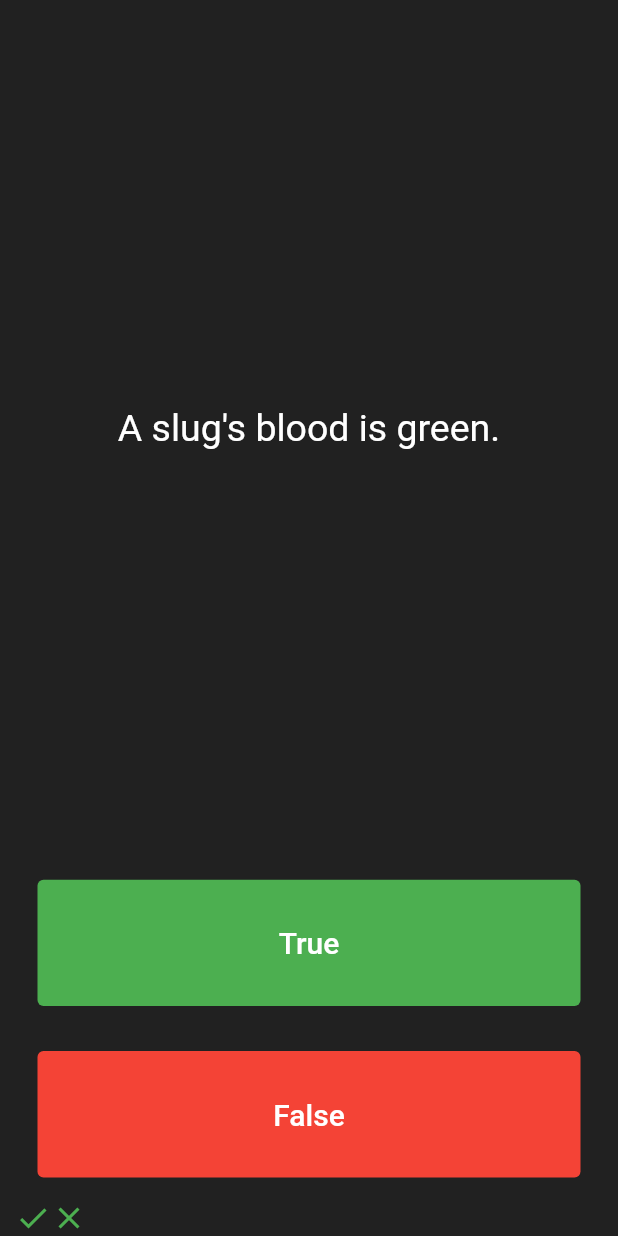
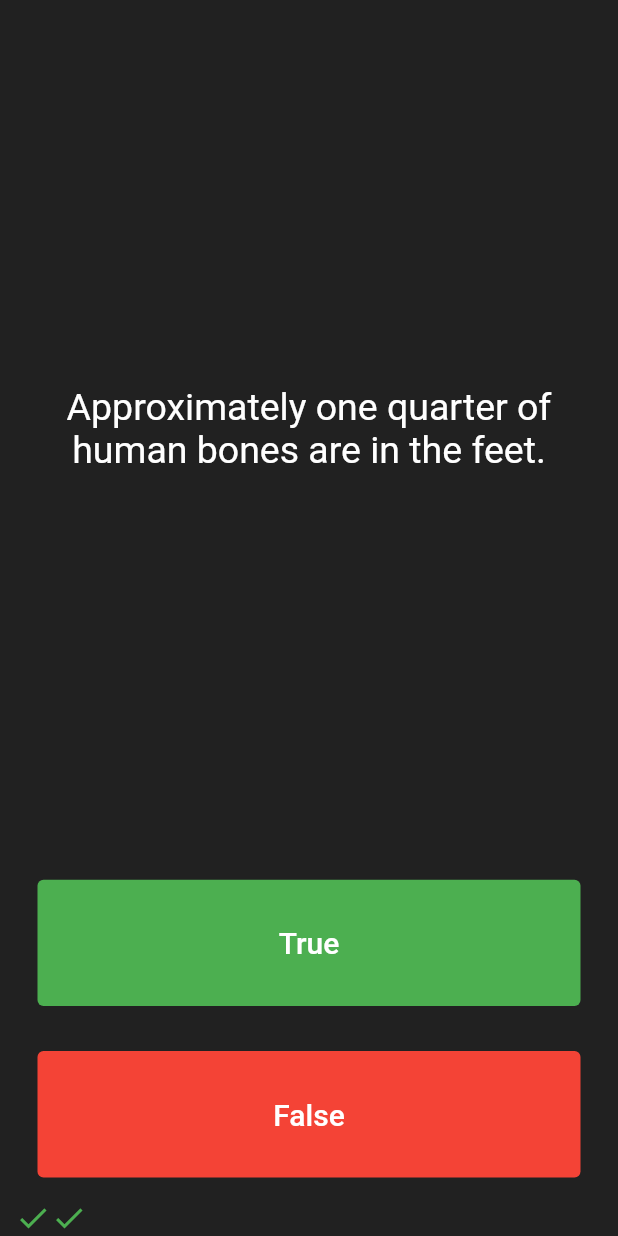
Before and after one commit to fitrahRahmadhani/BelajarFlutter, a Flutter app: the screen it shows after launch, after a tap on "True", after a tap on "False", on a phone screen of 412 x 824 dp. Run offline on Flutter 3.47's test engine with Material 2 defaults, Android fonts, the phone set to English and light mode, and no system bars; our stand-ins replace audioplayers, rflutter_alert.

Commit message:
quizzler_flutter

```diff
--- a/quizzler/lib/main.dart
+++ b/quizzler/lib/main.dart
@@ -1,4 +1,8 @@
 import 'package:flutter/material.dart';
+import 'package:rflutter_alert/rflutter_alert.dart';
+import 'quiz_brain.dart';
+
+QuizBrain quizBrain = new QuizBrain();
 
 void main() {
   runApp(Quizzler());
@@ -28,12 +32,51 @@
 
 class _QuizPageState extends State<QuizPage> {
   List<Widget> scoreKeeper = [];
-  List<String> question = [
-    'You can lead a cow down stairs but not up stairs.',
-    'Approximately one quarter of human bones are in the feet.',
-    'A slug\'s blood is green.',
-  ];
-  int index = 0;
+
+  void checkAnswer(bool userPickedAnswer) {
+    bool? correctAnswer = quizBrain.getQuestionAnswer();
+
+    setState(() {
+      if (userPickedAnswer == correctAnswer) {
+        scoreKeeper.add(Icon(
+          Icons.check,
+          color: Colors.green,
+        ));
+      } else {
+        scoreKeeper.add(Icon(
+          Icons.close,
+          color: Colors.red,
+        ));
+      }
+      checkQuestionLength();
+    });
+  }
+
+  void checkQuestionLength(){
+    bool? isEnd = quizBrain.nextQuestion();
+    if(isEnd == true){
+      Alert(
+      context: context,
+      type: AlertType.warning,
+      title: "PERTANYAAN HABIS",
+      desc: "Klik Restart untuk mulai dari awal",
+      buttons: [
+        DialogButton(
+          child: Text(
+            "Restart",
+            style: TextStyle(color: Colors.white, fontSize: 20),
+          ),
+          onPressed: () {
+            Navigator.pop(context);
+            },
+          width: 120,
+        )
+      ],
+    ).show();
+      scoreKeeper.clear();
+    }
+  }
+
   @override
   Widget build(BuildContext context) {
     return Column(
@@ -46,7 +89,7 @@
             padding: EdgeInsets.all(10.0),
             child: Center(
               child: Text(
-                question[index],
+                quizBrain.getQuestionText(),
                 textAlign: TextAlign.center,
                 style: TextStyle(
                   fontSize: 25.0,
@@ -71,15 +114,7 @@
                 ),
               ),
               onPressed: () {
-                setState(() {
-                  scoreKeeper.add(
-                    Icon(
-                      Icons.check,
-                      color: Colors.green,
-                    )
-                  );
-                  index++;
-                });
+                checkAnswer(true);
               },
             ),
           ),
@@ -99,22 +134,12 @@
                 ),
               ),
               onPressed: () {
-                setState(() {
-                  scoreKeeper.add(
-                    Icon(
-                      Icons.close,
-                      color: Colors.green,
-                    )
-                  );
-                  index++;
-                });
+                checkAnswer(false);
               },
             ),
           ),
         ),
-        Row(
-          children: scoreKeeper
-        ),
+        Row(children: scoreKeeper),
       ],
     );
   }
--- /dev/null
+++ b/quizzler/lib/question.dart
@@ -0,0 +1,7 @@
+class Question {
+  String? questionText;
+  bool? answerQuestion;
+
+  Question(this.questionText, this.answerQuestion);
+
+}
--- /dev/null
+++ b/quizzler/lib/quiz_brain.dart
@@ -0,0 +1,55 @@
+import 'question.dart';
+
+class QuizBrain {
+
+  int _questionNumber = 0;
+
+  List<Question> _questionBank = [
+    Question('Some cats are actually allergic to humans', true),
+    Question('You can lead a cow down stairs but not up stairs.', false),
+    Question('Approximately one quarter of human bones are in the feet.', true),
+    Question('A slug\'s blood is green.', true),
+    Question('Buzz Aldrin\'s mother\'s maiden name was \"Moon\".', true),
+    Question('It is illegal to pee in the Ocean in Portugal.', true),
+    Question(
+        'No piece of square dry paper can be folded in half more than 7 times.',
+        false),
+    Question(
+        'In London, UK, if you happen to die in the House of Parliament, you are technically entitled to a state funeral, because the building is considered too sacred a place.',
+        true),
+    Question(
+        'The loudest sound produced by any animal is 188 decibels. That animal is the African Elephant.',
+        false),
+    Question(
+        'The total surface area of two human lungs is approximately 70 square metres.',
+        true),
+    Question('Google was originally called \"Backrub\".', true),
+    Question(
+        'Chocolate affects a dog\'s heart and nervous system; a few ounces are enough to kill a small dog.',
+        true),
+    Question(
+        'In West Virginia, USA, if you accidentally hit an animal with your car, you are free to take it home to eat.',
+        true),
+  ];
+
+
+  String getQuestionText(){
+    return _questionBank[_questionNumber].questionText.toString();
+  }
+
+  bool? getQuestionAnswer(){
+    return _questionBank[_questionNumber].answerQuestion;
+  }
+
+  bool? nextQuestion(){
+    bool ?isFull;
+    if(_questionNumber < _questionBank.length - 1){
+      _questionNumber++;
+      isFull =  false;
+    }else if (_questionNumber == _questionBank.length - 1){
+      _questionNumber = 0;
+      isFull = true;
+    }
+    return isFull;
+  }
+}
--- a/quizzler/pubspec.yaml
+++ b/quizzler/pubspec.yaml
@@ -35,6 +35,7 @@
   # The following adds the Cupertino Icons font to your application.
   # Use with the CupertinoIcons class for iOS style icons.
   cupertino_icons: ^1.0.2
+  rflutter_alert: ^2.0.7
 
 dev_dependencies:
   flutter_test:
```
Also changed, not shown: quizzler/pubspec.lock.
